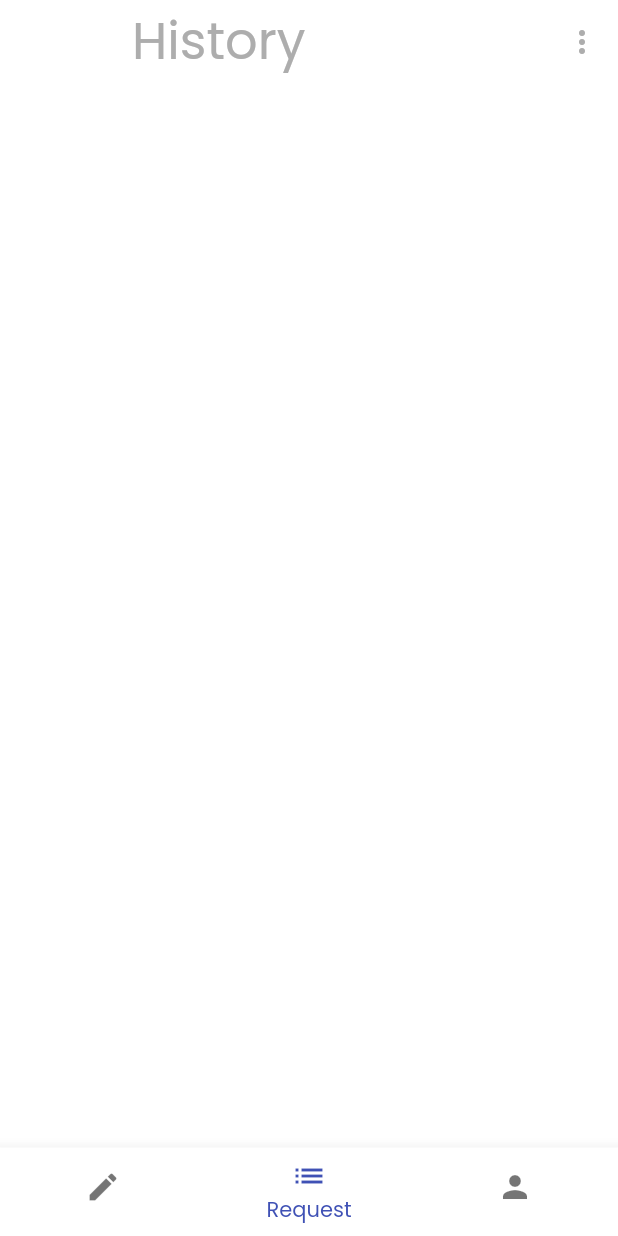
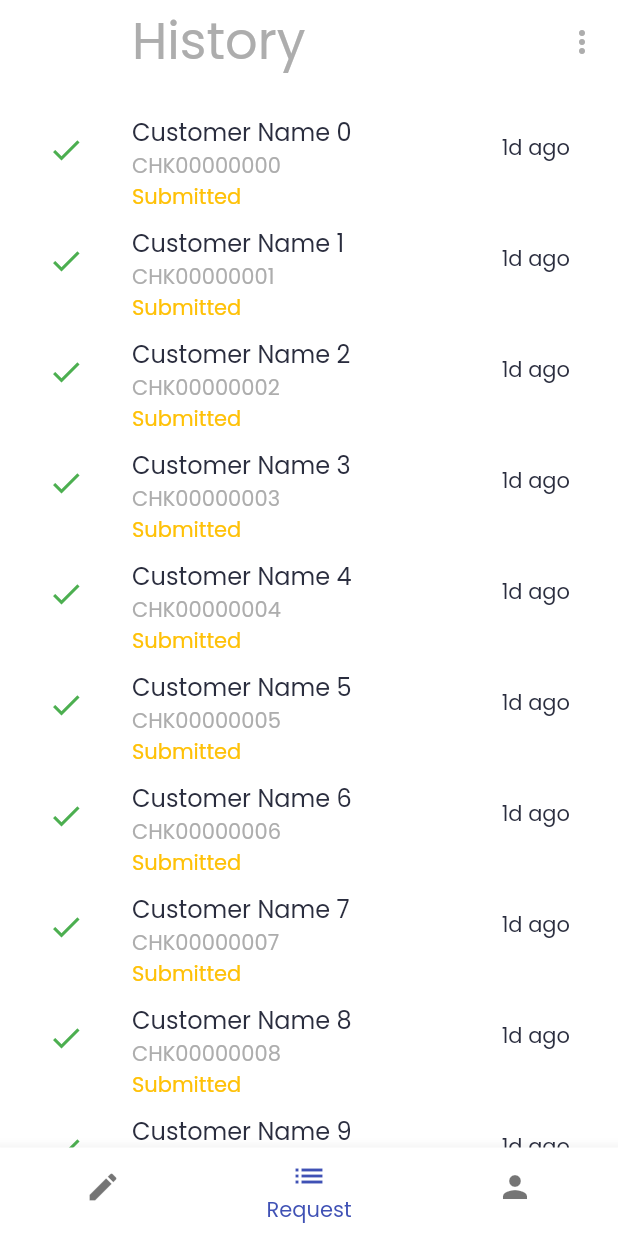
Before and after one commit to IamAKX/fastcheque, a Flutter app: the StaffHomeContainer screen opened by its route, item 2 of the bottom bar chosen, on a phone screen of 412 x 824 dp. Run offline on Flutter 3.47's test engine with Material 2 defaults, Android fonts, the phone set to English and light mode, and no system bars; our stand-ins replace dropdown_search, google_fonts.

Commit message:
Staff history UI created

```diff
--- a/lib/screens/staff/request_history/request_history.dart
+++ b/lib/screens/staff/request_history/request_history.dart
@@ -1,3 +1,7 @@
+import 'dart:math';
+
+import 'package:fastcheque/utils/color.dart';
+import 'package:fastcheque/utils/constants.dart';
 import 'package:flutter/material.dart';
 
 class RequestHistory extends StatefulWidget {
@@ -10,6 +14,74 @@ class RequestHistory extends StatefulWidget {
 class _RequestHistoryState extends State<RequestHistory> {
   @override
   Widget build(BuildContext context) {
-    return Container();
+    return ListView(
+      padding: EdgeInsets.all(defaultPadding),
+      children: [
+        for (var i = 0; i < 50; i++) ...{
+          ListTile(
+            leading: getTileIcon(),
+            title: Column(
+              crossAxisAlignment: CrossAxisAlignment.start,
+              children: [
+                Text('Customer Name $i'),
+                Text(
+                  'CHK0000000$i',
+                  style: Theme.of(context)
+                      .textTheme
+                      .bodyText2
+                      ?.copyWith(color: hintColor),
+                ),
+              ],
+            ),
+            subtitle: getStatusText(),
+            isThreeLine: true,
+            trailing: Text('1d ago'),
+          )
+        }
+      ],
+    );
+  }
+
+  Icon getTileIcon() {
+    var rng = new Random();
+    int id = rng.nextInt(4);
+    switch (id) {
+      case 0:
+      case 1:
+        return Icon(Icons.check, color: Colors.green);
+      case 2:
+        return Icon(
+          Icons.close_sharp,
+          color: Colors.red,
+        );
+      default:
+        return Icon(
+          Icons.history,
+          color: Colors.amber,
+        );
+    }
+  }
+
+  Text getStatusText() {
+    var rng = new Random();
+    int id = rng.nextInt(4);
+    switch (id) {
+      case 0:
+      case 1:
+        return Text(
+          'Submitted',
+          style: TextStyle(color: Colors.amber),
+        );
+      case 2:
+        return Text(
+          'Approved',
+          style: TextStyle(color: Colors.green),
+        );
+      default:
+        return Text(
+          'Rejected',
+          style: TextStyle(color: Colors.red),
+        );
+    }
   }
 }
--- a/lib/screens/staff/staff_profile/staff_profile.dart
+++ b/lib/screens/staff/staff_profile/staff_profile.dart
@@ -10,6 +10,6 @@ class StaffProfile extends StatefulWidget {
 class _StaffProfileState extends State<StaffProfile> {
   @override
   Widget build(BuildContext context) {
-    return Container();
+    return ListView();
   }
 }
```
